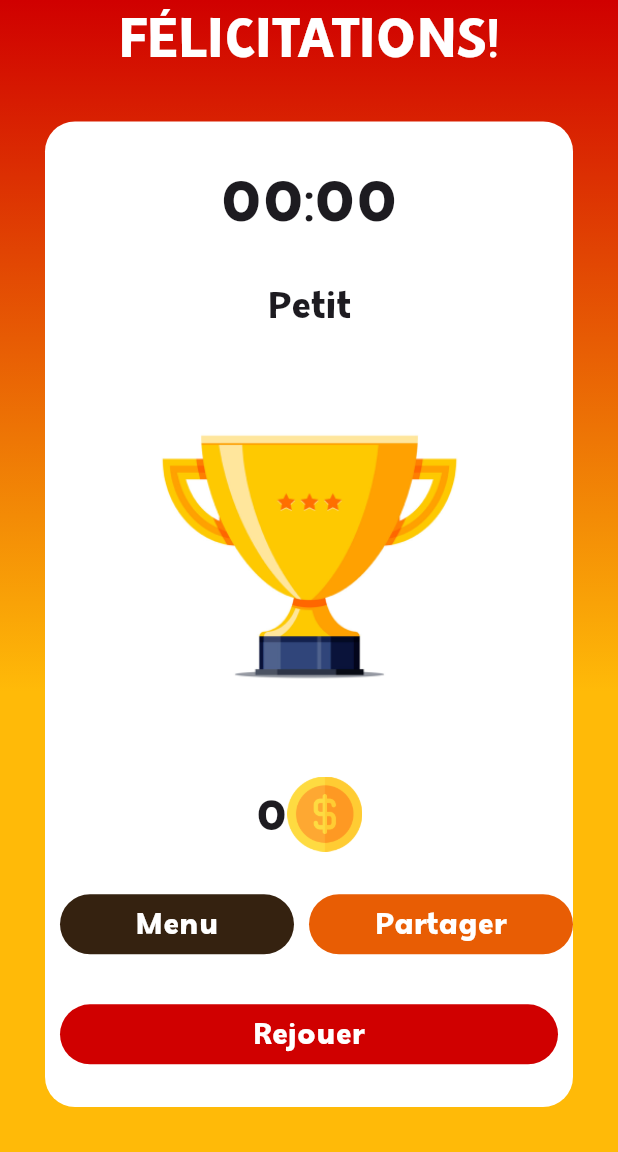
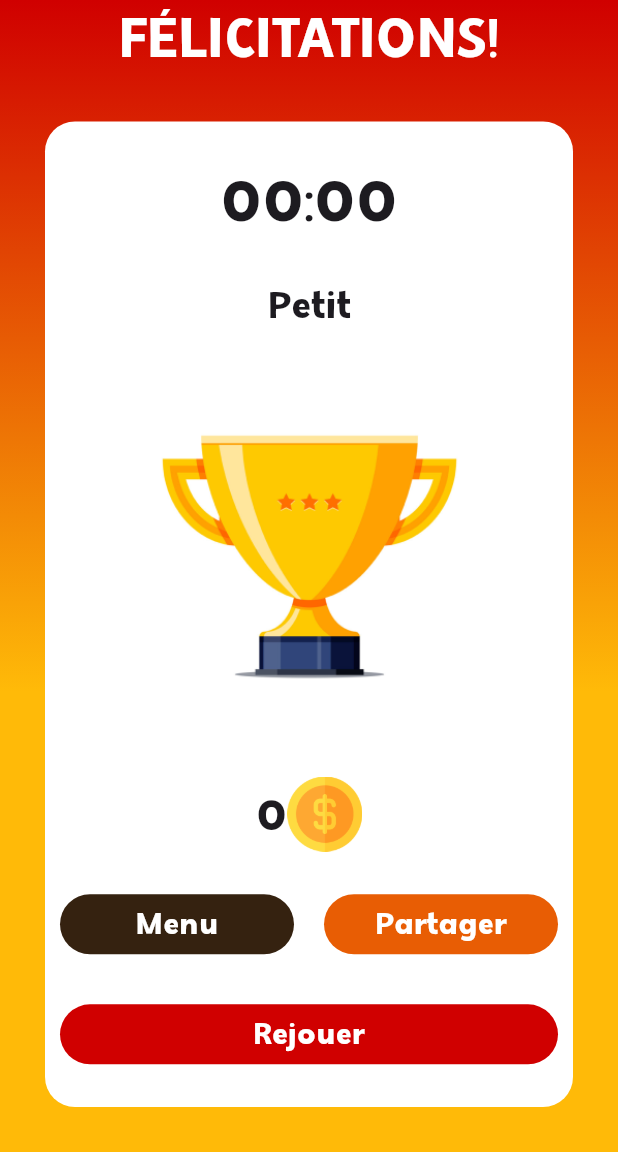
Before and after one commit to SHAfoin/AKARI-HDF, a Flutter app: the PageVictoire screen opened directly with empty values, on a phone screen of 412 x 824 dp, the part 84-1236 px from its top. Run offline on Flutter 3.47's test engine with Material 3 defaults, Android fonts, the phone set to English and light mode, and no system bars; our stand-ins replace google_fonts, hive, hive_flutter, share_plus; accounts and stored records are empty.

Commit message:
fix shop and padding

```diff
--- a/lib/page_shop/shop_tile.dart
+++ b/lib/page_shop/shop_tile.dart
@@ -81,7 +81,7 @@ class _ShopTileState extends State<ShopTile> {
                                 var name =
                                     widget.item.type == ShopItemType.background
                                         ? "background_${widget.item.name}"
-                                        : "bulb${widget.item.name}";
+                                        : "bulb_${widget.item.name}";
                                 Hive.box('userBox')
                                     .put('coins', coins - widget.item.price);
                                 widget.item.isBought = true;
--- a/lib/page_victoire/page_victoire.dart
+++ b/lib/page_victoire/page_victoire.dart
@@ -83,7 +83,9 @@ class PageVictoire extends StatelessWidget {
                                 height: 250,
                                 child: Image(
                                   image: AssetImage(
-                                          "assets/images/victory_image.png"))),
+                                      "assets/images/victory_image.png"),
+                                ),
+                              ),
                               Row(
                                 mainAxisAlignment: MainAxisAlignment.center,
                                 children: [
@@ -154,12 +156,15 @@ class PageVictoire extends StatelessWidget {
                                             "${DateFormat('mm:ss').format(DateTime.fromMillisecondsSinceEpoch(time))}! "
                                             "\nViens essayer de me battre!");
                                       },
+                                      child: Padding(
+                                        padding: const EdgeInsets.symmetric(
+                                            horizontal: 10.0, vertical: 5),
                                         child: Container(
                                           alignment: Alignment.center,
                                           height: 40,
                                           decoration: BoxDecoration(
-                                          color:
-                                              MyTheme.getTheme(theme).partager,
+                                            color: MyTheme.getTheme(theme)
+                                                .partager,
                                             borderRadius:
                                                 BorderRadius.circular(20),
                                           ),
@@ -169,6 +174,7 @@ class PageVictoire extends StatelessWidget {
                                             style: TextStyle(
                                                 color: Colors.white,
                                                 fontSize: 20),
+                                          ),
                                         ),
                                       ),
                                     ),
@@ -187,10 +193,12 @@ class PageVictoire extends StatelessWidget {
                                           Navigator.push(
                                               context,
                                               PageRouteBuilder(
-                                              pageBuilder: (context, animation1,
+                                                pageBuilder: (context,
+                                                        animation1,
                                                         animation2) =>
                                                     PageJeu(level: level),
-                                              transitionDuration: Duration.zero,
+                                                transitionDuration:
+                                                    Duration.zero,
                                                 reverseTransitionDuration:
                                                     Duration.zero,
                                               ));
@@ -213,7 +221,8 @@ class PageVictoire extends StatelessWidget {
                                           ),
                                         ),
                                       ),
-                                )],
+                                    )
+                                  ],
                                 ),
                               ),
                             ],
```
Also changed, not shown: pubspec.lock. Lines whose indentation alone changed are shown as unchanged.
